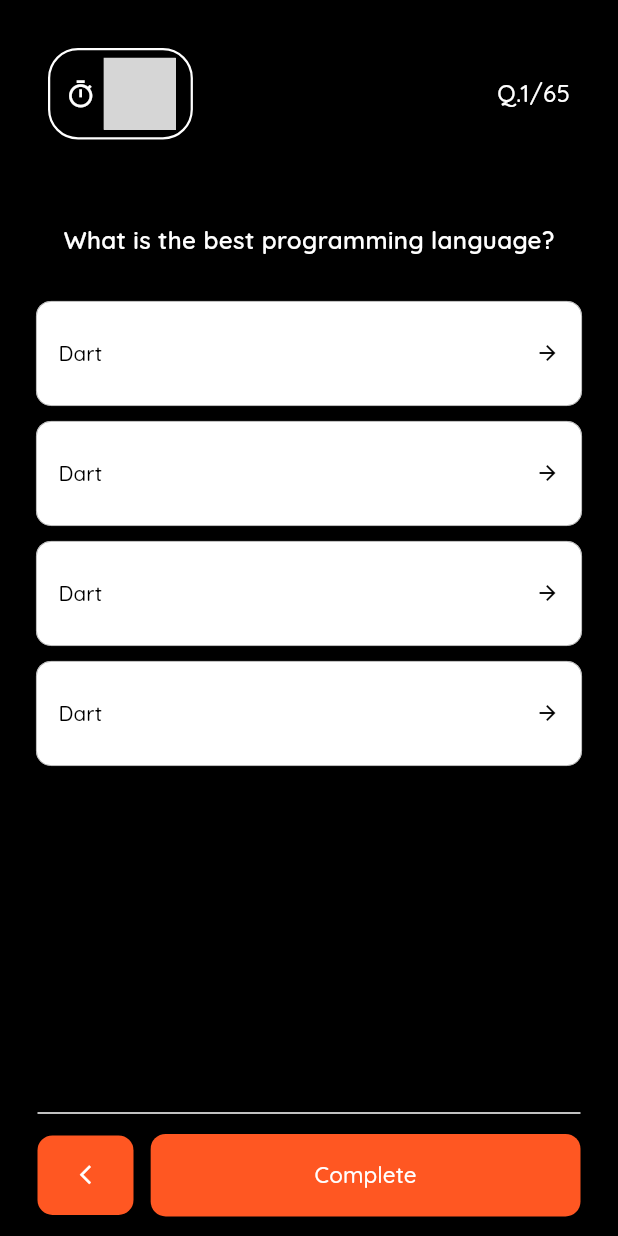
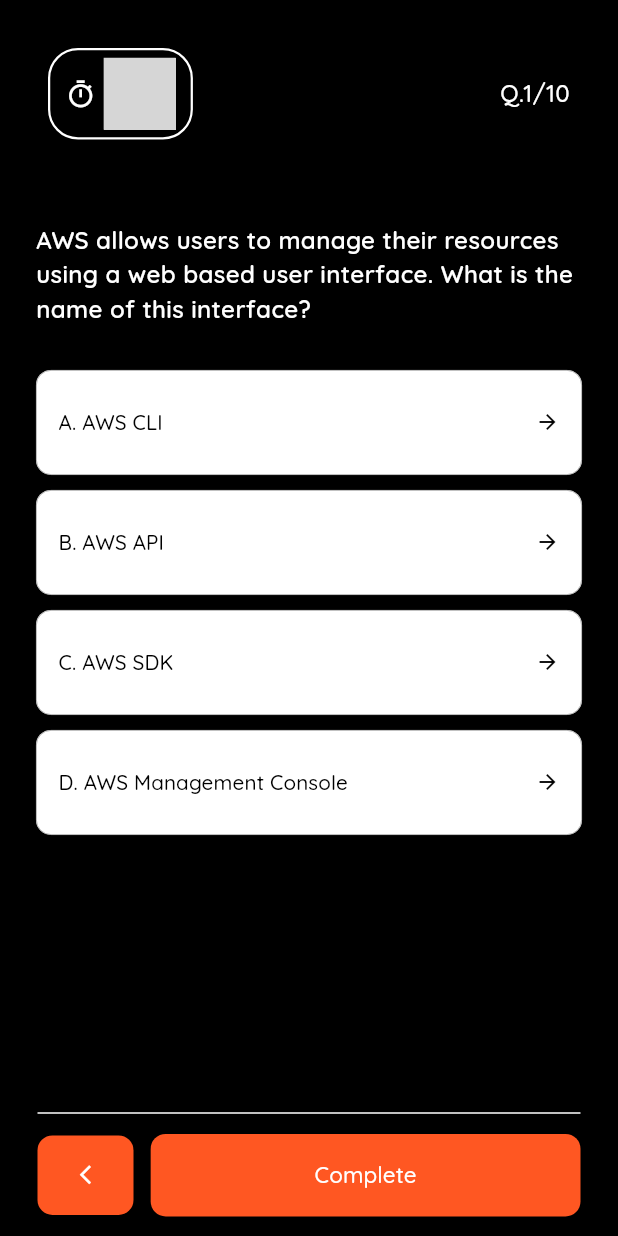
Before and after one commit to abdo-essam/AWS_PrepHub, a Flutter app: the ResultScreenBody screen opened directly, after a tap on "Finish", after a tap on "AWS Cloud Practitioner", on a phone screen of 412 x 824 dp. Run offline on Flutter 3.47's test engine with Material 3 defaults, Android fonts, the phone set to English and light mode, and no system bars; our stand-ins replace bloc, flutter_bloc, flutter_screenutil, google_fonts, percent_indicator, sqflite; missing offline and left inert: flutter_timer_countdown; accounts and stored records are empty; grey boxes are pictures that could not be loaded.

Commit message:
feat(exam): Implement exam flow
Add exam flow with question display, answer submission, result screen and review screen.
Implement a timer and score tracking.
Add database integration to store and retrieve exam questions.
Add a timer and score tracking.
Update the UI to reflect the exam flow.
Refactor the code to improve readability and maintainability.
Fix issues with the UI and exam flow.

```diff
--- /dev/null
+++ b/lib/core/helper/local_database/app_database.dart
@@ -0,0 +1,61 @@
+import 'package:sqflite/sqflite.dart';
+
+import '../../models/questions.dart';
+
+class AppDatabase {
+  static Database? _database;
+
+  static final AppDatabase instance = AppDatabase._init();
+
+  AppDatabase._init();
+
+  Future<Database> get database async {
+    _database ??= await openDatabase('appdatabase.db',
+        version: 1, onCreate: _onCreate, onUpgrade: _onUpgrade);
+    return _database!;
+  }
+
+  Future<void> _onCreate(Database db, int version) async {
+    await db.execute("""
+    CREATE TABLE IF NOT EXISTS Questions (
+    question_id INTEGER PRIMARY KEY AUTOINCREMENT,
+    question_text TEXT NOT NULL,
+    answer_index INTEGER NOT NULL,
+    options TEXT NOT NULL )
+    """);
+    for (var i = 0; i < 10; i++) {
+      await db.execute("""
+    INSERT INTO Questions (question_text, answer_index, options) VALUES ('AWS allows users to manage their resources using a web based user interface. What is the name of this interface?', 3, 'A. AWS CLI,B. AWS API,C. AWS SDK,D. AWS Management Console')
+    """);
+    }
+  }
+
+  Future<void> _onUpgrade(Database db, int oldVersion, int newVersion) async {
+    if (oldVersion < newVersion) {
+      await _onCreate(db, newVersion);
+    }
+  }
+
+  Future<void> insertQuestion(Question question) async {
+    final db = await database;
+    await db.insert(
+      'Questions',
+      question.toMap(),
+      conflictAlgorithm: ConflictAlgorithm.replace,
+    );
+  }
+
+  Future<List<Question>> getQuestions() async {
+    final db = await database;
+    List<Map<String, dynamic>> maps = await db.query('Questions');
+
+    return List.generate(maps.length, (i) {
+      return Question.fromMap(maps[i]);
+    });
+  }
+
+  Future<void> close() async {
+    final db = await database;
+    db.close();
+  }
+}
--- a/lib/core/models/questions.dart
+++ b/lib/core/models/questions.dart
@@ -1,12 +1,34 @@
 class Question {
-  final int id, answer;
-  final String question;
+  final int? questionId; // Make it nullable to handle auto-generated IDs
+  final String questionText;
+  final int answerIndex;
   final List<String> options;
 
   Question({
-    required this.id,
-    required this.question,
-    required this.answer,
+    this.questionId,
+    required this.questionText,
+    required this.answerIndex,
     required this.options,
   });
+
+  // Convert a Question object into a Map object for database insertion.
+  Map<String, dynamic> toMap() {
+    return {
+      'question_text': questionText,
+      'answer_index': answerIndex,
+      'options': options.join(','),
+    };
+  }
+
+
+  // Extract a Question object from a Map (retrieved from the database).
+  factory Question.fromMap(Map<String, dynamic> map) {
+    return Question(
+      questionId: map['question_id'],
+      questionText: map['question_text'],
+      answerIndex: map['answer_index'],
+      // Convert the stored string back to a list
+      options: map['options'].split(','),
+    );
+  }
 }
--- a/lib/core/routes/app_routing.dart
+++ b/lib/core/routes/app_routing.dart
@@ -1,5 +1,7 @@
 import 'package:awsprephub/core/routes/routes.dart';
+import 'package:awsprephub/features/exam/manager/exam_cubit.dart';
 import 'package:flutter/material.dart';
+import 'package:flutter_bloc/flutter_bloc.dart';
 
 import '../../features/exam/screen/ui/exam_screen.dart';
 import '../../features/home/screen/ui/home_screen.dart';
@@ -11,10 +13,14 @@
       case Routes.homeScreen:
         return MaterialPageRoute(builder: (_) => const HomeScreen());
       case Routes.examScreen:
-        return MaterialPageRoute(builder: (_) => const ExamScreen());
+        return MaterialPageRoute(
+            builder: (_) => BlocProvider(
+                  create: (context) => ExamCubit()..getQuestions(),
+                  child: const ExamScreen(),
+                ));
 
       case Routes.resultScreen:
-        return MaterialPageRoute(builder: (_) => const ResultScreen());
+        return MaterialPageRoute(builder: (_) => const ResultScreen(index: 0, score: 0,));
 
       default:
         return MaterialPageRoute(
--- a/lib/core/routes/routes.dart
+++ b/lib/core/routes/routes.dart
@@ -2,4 +2,5 @@
   static const String homeScreen = '/homeScreen';
   static const String examScreen = '/examScreen';
   static const String resultScreen = '/resultScreen';
+  static const String reviewScreen = '/reviewScreen';
 }
--- /dev/null
+++ b/lib/features/exam/manager/exam_cubit.dart
@@ -0,0 +1,38 @@
+import 'package:awsprephub/core/helper/local_database/app_database.dart';
+import 'package:awsprephub/core/models/questions.dart';
+import 'package:flutter_bloc/flutter_bloc.dart';
+
+import 'exam_state.dart';
+
+class ExamCubit extends Cubit<ExamState> {
+  ExamCubit() : super(ExamInitial());
+
+  static ExamCubit get(context) => BlocProvider.of<ExamCubit>(context);
+  int index = 0;
+  int score = 0;
+  List<Question> questions = [];
+
+  Future<void> getQuestionsFromDatabase() async {
+    questions = await AppDatabase.instance.getQuestions();
+    emit(ExamGetAllQuestions(questions: questions));
+  }
+
+  Future<void> getQuestions() async {
+    emit(ExamLoading());
+    try {
+      await getQuestionsFromDatabase();
+    } catch (e) {
+      emit(ExamError(error: e.toString()));
+    }
+  }
+
+  updateIndex(int currentIndex) async {
+    index = currentIndex + 1;
+    emit(ExamQuestionIndexUpdated(questions: questions));
+  }
+
+  increaseScore() {
+    score++;
+    emit(ExamIncreaseScore());
+  }
+}
--- /dev/null
+++ b/lib/features/exam/manager/exam_state.dart
@@ -0,0 +1,28 @@
+import 'package:awsprephub/core/models/questions.dart';
+
+abstract class ExamState {}
+
+class ExamInitial extends ExamState {}
+
+class ExamLoading extends ExamState {}
+
+class ExamError extends ExamState {
+  final String error;
+
+  ExamError({required this.error});
+}
+
+class ExamQuestionIndexUpdated extends ExamState {
+  List<Question> questions;
+
+  ExamQuestionIndexUpdated({required this.questions});
+
+}
+
+class ExamIncreaseScore extends ExamState {}
+
+class ExamGetAllQuestions extends ExamState {
+  List<Question> questions;
+
+  ExamGetAllQuestions({required this.questions});
+}
--- a/lib/features/exam/screen/ui/exam_screen.dart
+++ b/lib/features/exam/screen/ui/exam_screen.dart
@@ -1,3 +1,4 @@
+import 'package:awsprephub/features/exam/screen/widget/exam_screen_bloc_builder.dart';
 import 'package:flutter/material.dart';
 
 import '../widget/exam_screen_body.dart';
@@ -8,7 +9,7 @@
   @override
   Widget build(BuildContext context) {
     return const SafeArea(
-      child: ExamScreenBody(),
+      child: ExamScreenBlocBuilder(),
     );
   }
 }
--- a/lib/features/exam/screen/widget/answer_button.dart
+++ b/lib/features/exam/screen/widget/answer_button.dart
@@ -1,23 +1,54 @@
+import 'package:awsprephub/core/models/questions.dart';
 import 'package:flutter/material.dart';
+import 'package:flutter_bloc/flutter_bloc.dart';
 import 'package:flutter_screenutil/flutter_screenutil.dart';
 import 'package:google_fonts/google_fonts.dart';
 
 import '../../../../core/functions/get_color.dart';
+import '../../../../core/routes/routes.dart';
+import '../../manager/exam_cubit.dart';
 
 class AnswerButton extends StatelessWidget {
-  const AnswerButton({super.key});
+  const AnswerButton(
+      {super.key, required this.question, required this.optionIndex});
+
+  final int optionIndex;
+  final Question question;
 
   @override
   Widget build(BuildContext context) {
+    Color color = Colors.deepOrange;
     return Container(
       margin: const EdgeInsets.symmetric(vertical: 5),
       child: ElevatedButton(
-        onPressed: () {},
+        onPressed: () {
+/*          if(question.answerIndex == index){
+            color = Colors.green;
+          }else{
+            color = Colors.red;
+          }*/
+
+          // check if the answer is correct
+          if (question.answerIndex == optionIndex) {
+            context.read<ExamCubit>().increaseScore();
+          }
+
+          // check if it is the last question
+          if (context.read<ExamCubit>().index ==
+              context.read<ExamCubit>().questions.length - 1) {
+            Navigator.of(context).pushNamed(Routes.resultScreen);
+          }
+
+          // go to next question
+          context
+              .read<ExamCubit>()
+              .updateIndex(context.read<ExamCubit>().index);
+        },
         style: ButtonStyle(
             elevation: const WidgetStatePropertyAll(0),
             padding: const WidgetStatePropertyAll(
                 EdgeInsets.symmetric(vertical: 25, horizontal: 15)),
-            backgroundColor: getColor(Colors.white, Colors.deepOrange),
+            backgroundColor: getColor(Colors.white, color),
             foregroundColor: getColor(Colors.black, Colors.white),
             shape: WidgetStateProperty.all(RoundedRectangleBorder(
               borderRadius: BorderRadius.circular(10.0),
@@ -27,7 +58,8 @@
           mainAxisAlignment: MainAxisAlignment.spaceBetween,
           children: [
             Text(
-              "Dart",
+              // select the option by index in the for loop
+              question.options[optionIndex],
               style: GoogleFonts.quicksand(
                 fontSize: 12.sp,
               ),
--- a/lib/features/exam/screen/widget/count_down.dart
+++ b/lib/features/exam/screen/widget/count_down.dart
@@ -35,7 +35,7 @@
             ),
             endTime: DateTime.now().add(
               const Duration(
-                minutes: 1,
+                minutes: 5,
                 seconds: 0,
               ),
             ),
--- /dev/null
+++ b/lib/features/exam/screen/widget/exam_screen_bloc_builder.dart
@@ -0,0 +1,41 @@
+import 'package:awsprephub/features/exam/manager/exam_cubit.dart';
+import 'package:awsprephub/features/exam/manager/exam_state.dart';
+import 'package:flutter/material.dart';
+import 'package:flutter_bloc/flutter_bloc.dart';
+
+import '../../../../core/functions/show_back_alert_dialog.dart';
+import '../../../../core/models/questions.dart';
+import 'exam_screen_body.dart';
+
+class ExamScreenBlocBuilder extends StatelessWidget {
+  const ExamScreenBlocBuilder({super.key});
+
+  @override
+  Widget build(BuildContext context) {
+    return BlocBuilder<ExamCubit, ExamState>(
+      builder: (context, state) {
+        if (state is ExamLoading) {
+          return const CircularProgressIndicator(
+            color: Colors.deepOrange,
+          );
+        }
+        if (state is ExamGetAllQuestions) {
+          return getQuestionScreen(state.questions);
+        }
+
+        if (state is ExamError) {
+          showBackAlertDialog(context, state.error);
+        }
+        if (state is ExamQuestionIndexUpdated) {
+          return getQuestionScreen(state.questions);
+        }
+
+        return const Text('Something went wrong');
+      },
+    );
+  }
+
+  Widget getQuestionScreen(List<Question> questions) {
+    return ExamScreenBody(questions: questions);
+  }
+}
--- a/lib/features/exam/screen/widget/exam_screen_body.dart
+++ b/lib/features/exam/screen/widget/exam_screen_body.dart
@@ -1,14 +1,43 @@
+import 'package:awsprephub/features/exam/manager/exam_cubit.dart';
 import 'package:awsprephub/features/exam/screen/widget/answer_button.dart';
 import 'package:flutter/material.dart';
+import 'package:flutter_bloc/flutter_bloc.dart';
 import 'package:flutter_screenutil/flutter_screenutil.dart';
 import 'package:google_fonts/google_fonts.dart';
 
 import '../../../../core/functions/show_back_alert_dialog.dart';
+import '../../../../core/models/questions.dart';
 import '../../../../core/routes/routes.dart';
 import 'count_down.dart';
 
-class ExamScreenBody extends StatelessWidget {
-  const ExamScreenBody({super.key});
+class ExamScreenBody extends StatefulWidget {
+  const ExamScreenBody({super.key, required this.questions});
+
+  final List<Question> questions;
+
+  @override
+  State<ExamScreenBody> createState() => _ExamScreenBodyState();
+}
+
+class _ExamScreenBodyState extends State<ExamScreenBody> {
+
+
+  @override
+  void initState() {
+    super.initState();
+    context.read<ExamCubit>().index = 0;
+  }
+
+  void navOnTimeOut() {
+    Navigator.of(context).pushNamed(Routes.resultScreen);
+/*    Navigator.pushReplacement(
+      context,
+      MaterialPageRoute(
+        builder: (context) => ResultScreen(
+            index: context.read<ExamCubit>().index - 1, score: score),
+      ),
+    );*/
+  }
 
   @override
   Widget build(BuildContext context) {
@@ -25,7 +54,7 @@
                 children: [
                   const CountDown(),
                   Text(
-                    'Q.1/65',
+                    'Q.${context.read<ExamCubit>().index+1}/${widget.questions.length}',
                     style: GoogleFonts.quicksand(
                       textStyle: TextStyle(
                         fontSize: 14.sp,
@@ -50,7 +79,8 @@
 
                   // the question
                   Text(
-                    "What is the best programming language?",
+                    widget.questions[context.read<ExamCubit>().index]
+                        .questionText,
                     style: GoogleFonts.quicksand(
                       textStyle: TextStyle(
                         fontSize: 14.sp,
@@ -62,10 +92,18 @@
                   SizedBox(
                     height: 20.h,
                   ),
-                  const AnswerButton(),
-                  const AnswerButton(),
-                  const AnswerButton(),
-                  const AnswerButton()
+
+                  // for loop to display the options
+                  for (int i = 0;
+                      i <
+                          widget.questions[context.read<ExamCubit>().index]
+                              .options.length;
+                      i++)
+                    AnswerButton(
+                      question:
+                          widget.questions[context.read<ExamCubit>().index],
+                      optionIndex: i,
+                    ),
                 ],
               ),
             ),
--- a/lib/features/home/screen/ui/home_screen.dart
+++ b/lib/features/home/screen/ui/home_screen.dart
@@ -1,4 +1,3 @@
-
 
 import 'package:flutter/material.dart';
 
@@ -6,10 +5,10 @@
 
 
 class HomeScreen extends StatelessWidget {
-   const HomeScreen({super.key});
-
+  const HomeScreen({super.key});
   @override
   Widget build(BuildContext context) {
+
     return const Scaffold(
       body: HomeScreenBody(),
     );
--- a/lib/features/home/screen/widget/certification_item/certification_item.dart
+++ b/lib/features/home/screen/widget/certification_item/certification_item.dart
@@ -19,7 +19,7 @@
         margin: const EdgeInsets.symmetric(vertical: 10),
         decoration: BoxDecoration(
           borderRadius: BorderRadius.circular(20),
-          color: Colors.black,
+          color: Colors.white,
         ),
         padding: const EdgeInsets.symmetric(horizontal: 20, vertical: 15),
         child: Column(
@@ -42,7 +42,7 @@
                       style: GoogleFonts.quicksand(
                         fontSize: 18.sp,
                         fontWeight: FontWeight.w600,
-                        color: Colors.white,
+                        color: Colors.black,
                       ),
                     ),
                     SizedBox(height: 10.h),
@@ -51,7 +51,7 @@
                       style: GoogleFonts.quicksand(
                         fontSize: 14.sp,
                         fontWeight: FontWeight.w500,
-                        color: Colors.white,
+                        color: Colors.black,
                       ),
                     ),
                   ],
@@ -69,7 +69,7 @@
                   SizedBox(width: 10.w),
                   Text(
                     "60 questions",
-                    style: GoogleFonts.quicksand(fontSize: 13.sp , color: Colors.white),
+                    style: GoogleFonts.quicksand(fontSize: 13.sp , color: Colors.black),
                   ),
                   SizedBox(width: 10.w),
                   const Icon(Icons.timer_outlined,
@@ -77,7 +77,7 @@
                   SizedBox(width: 10.w),
                   Text(
                     "120 mins",
-                    style: GoogleFonts.quicksand(fontSize: 13 , color: Colors.white),
+                    style: GoogleFonts.quicksand(fontSize: 13 , color: Colors.black),
                   ),
                 ],
               ),
--- a/lib/features/home/screen/widget/home_screen_body.dart
+++ b/lib/features/home/screen/widget/home_screen_body.dart
@@ -7,9 +7,12 @@
 class HomeScreenBody extends StatelessWidget {
   const HomeScreenBody({super.key});
 
+
   @override
   Widget build(BuildContext context) {
-    return SafeArea(
+    return Container(
+      color: Colors.black,
+      child: SafeArea(
           child: Padding(
         padding: const EdgeInsets.all(24.0),
         child: Column(
@@ -19,7 +22,7 @@
               children: [
                 const Icon(
                   Icons.waving_hand_outlined,
-                color: Colors.black,
+                  color: Colors.white,
                   size: 15,
                 ),
                 SizedBox(
@@ -29,7 +32,7 @@
                   'Hello, Welcome to AWS PrepHub',
                   style: GoogleFonts.quicksand(
                     fontSize: 16.0.sp,
-                  color: Colors.black,
+                    color: Colors.white,
                   ),
                 ),
               ],
@@ -43,7 +46,7 @@
                   "Please Select A Path",
                   style: GoogleFonts.quicksand(
                       fontSize: 16.0.sp,
-                    color: Colors.black,
+                      color: Colors.white,
                       fontWeight: FontWeight.w600),
                 ),
                 SizedBox(
@@ -51,16 +54,20 @@
                 ),
                 const Icon(
                   Icons.arrow_circle_right_outlined,
-                color: Colors.black,
+                  color: Colors.white,
                   size: 22,
                 )
               ],
+            ),
+            SizedBox(
+              height: 10.h,
             ),
             const SingleChildScrollView(
               child: CertificationItemListView(),
             ),
           ],
         ),
-    ));
+      )),
+    );
   }
 }
--- a/lib/features/result/screen/ui/result_screen.dart
+++ b/lib/features/result/screen/ui/result_screen.dart
@@ -7,7 +7,7 @@
 
 
 class ResultScreen extends StatelessWidget {
-  const ResultScreen({super.key});
+  const ResultScreen({super.key, required int index, required int score});
 
   @override
   Widget build(BuildContext context) {
--- a/lib/features/result/screen/widget/result_screen_body.dart
+++ b/lib/features/result/screen/widget/result_screen_body.dart
@@ -100,7 +100,7 @@
                       Navigator.pushReplacement(
                         context,
                         MaterialPageRoute(
-                          builder: (context) => const HomeScreen(),
+                          builder: (context) => HomeScreen(),
                         ),
                       );
                     },
@@ -133,7 +133,7 @@
                       Navigator.pushReplacement(
                         context,
                         MaterialPageRoute(
-                          builder: (context) => const HomeScreen(),
+                          builder: (context) => HomeScreen(),
                         ),
                       );
                     },
--- a/pubspec.yaml
+++ b/pubspec.yaml
@@ -39,6 +39,8 @@
   google_fonts: ^6.2.1
   flutter_timer_countdown: ^1.0.5
   percent_indicator: ^4.2.3
+  sqflite: ^2.4.0
+  flutter_bloc: ^8.1.6
 
 dev_dependencies:
   flutter_test:
```
Also changed, not shown: lib/bloc_observer.dart (added, +27 -0 lines), lib/main.dart (+7 -2 lines), pubspec.lock, 1 other file. Lines whose indentation alone changed are shown as unchanged.
